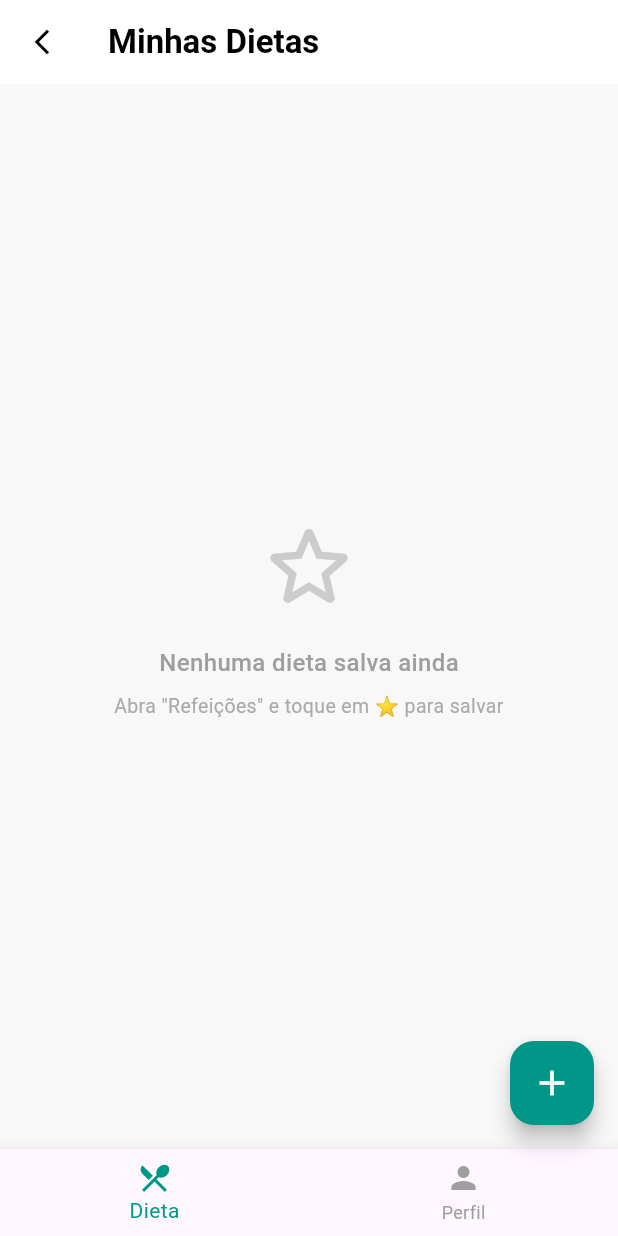
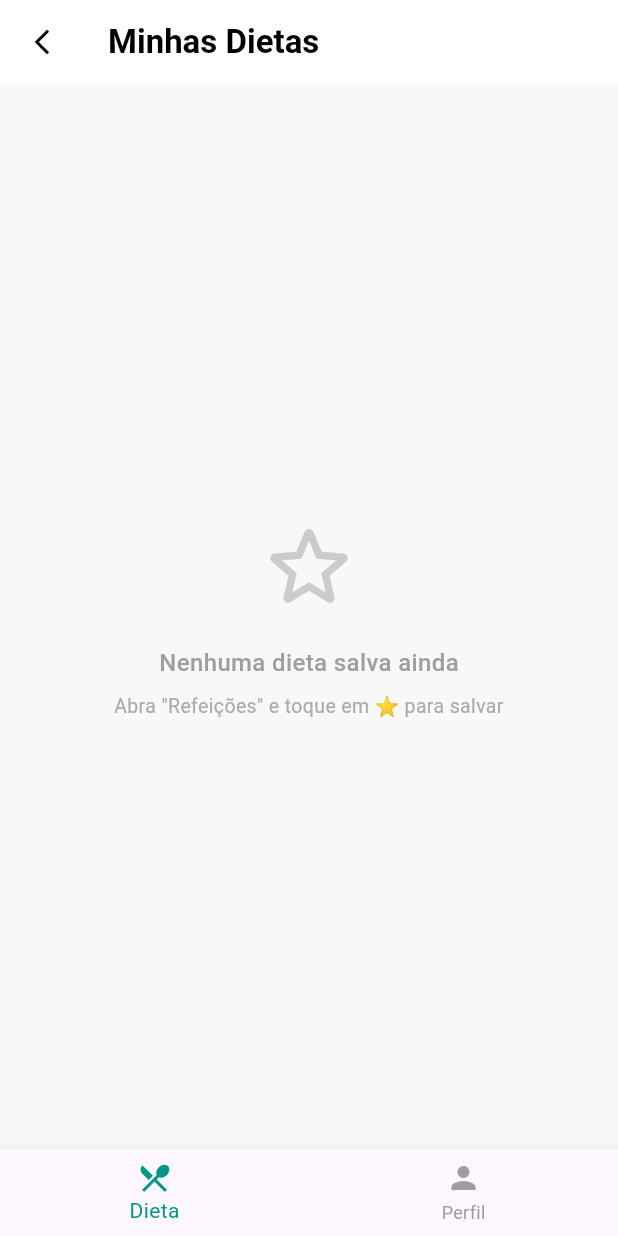
Before and after one commit to projetosrc/NutriFlow, a Flutter app: the MinhaDietaScreen screen opened directly, on a phone screen of 412 x 824 dp. Run offline on Flutter 3.47's test engine with Material 3 defaults, Android fonts, the phone set to English and light mode, and no system bars; our stand-ins replace cloud_firestore, firebase_auth, firebase_core, font_awesome_flutter; accounts and stored records are empty.

Commit message:
Remoção de botçao

```diff
--- a/lib/minha_dieta_screen.dart
+++ b/lib/minha_dieta_screen.dart
@@ -100,18 +100,7 @@ class MinhaDietaScreen extends StatelessWidget {
               },
             ),
 
-      // ── FAB ───────────────────────────────────────────────
-      floatingActionButton: FloatingActionButton(
-        onPressed: () {
-          // TODO: criação manual de dieta
-        },
-        backgroundColor: kTealDieta,
-        shape: RoundedRectangleBorder(
-            borderRadius: BorderRadius.circular(16)),
-        child: const Icon(Icons.add, color: Colors.white, size: 28),
-      ),
-      floatingActionButtonLocation:
-          FloatingActionButtonLocation.endFloat,
+
 
       // ── BOTTOM NAV ────────────────────────────────────────
       bottomNavigationBar: BottomNavigationBar(
```
